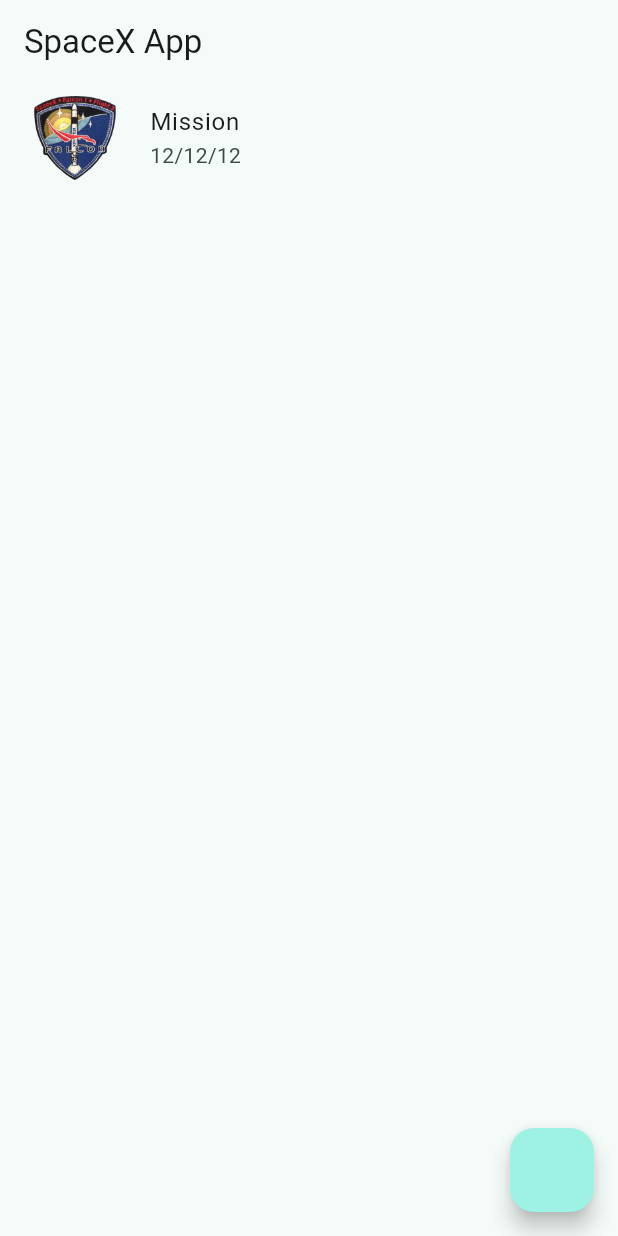
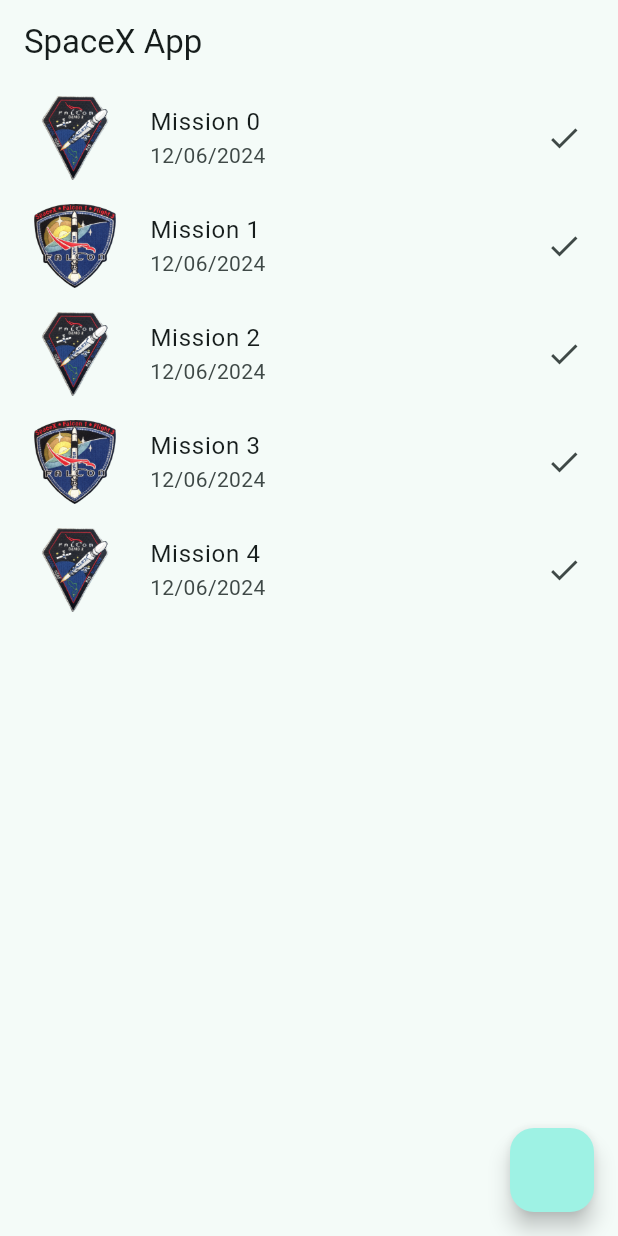
Before and after one commit to oussemaAr/demo_app_summer, a Flutter app: the screen it shows after launch, on a phone screen of 412 x 824 dp. Run offline on Flutter 3.47's test engine with Material 3 defaults, Android fonts, the phone set to English and light mode, and no system bars.

Commit message:
start cleaning the code

```diff
--- a/lib/main.dart
+++ b/lib/main.dart
@@ -1,3 +1,4 @@
+import 'package:demo_app/mission/mission.page.dart';
 import 'package:flutter/material.dart';
 
 void main() {
@@ -20,31 +21,3 @@ class MainApp extends StatelessWidget {
     );
   }
 }
-
-class MissionPage extends StatelessWidget {
-  const MissionPage({super.key});
-
-  @override
-  Widget build(BuildContext context) {
-    return Scaffold(
-        appBar: AppBar(
-          title: Text("SpaceX App"),
-        ),
-        floatingActionButton: FloatingActionButton(
-          onPressed: () {},
-        ),
-        body: Column(
-          children: [
-            ListTile(
-              leading: Image.asset(
-                "images/image_two.png",
-                width: 68,
-                height: 68,
-              ),
-              title: Text("Mission"),
-              subtitle: Text("12/12/12"),
-            )
-          ],
-        ));
-  }
-}
--- /dev/null
+++ b/lib/mission/mission.page.dart
@@ -0,0 +1,34 @@
+import 'package:demo_app/mission/model/mission.model.dart';
+import 'package:demo_app/mission/widgets/mission.widget.dart';
+import 'package:flutter/material.dart';
+
+class MissionPage extends StatelessWidget {
+  const MissionPage({super.key});
+
+  @override
+  Widget build(BuildContext context) {
+    return Scaffold(
+      appBar: AppBar(
+        title: Text("SpaceX App"),
+      ),
+      floatingActionButton: FloatingActionButton(
+        onPressed: () {},
+      ),
+      body: ListView.builder(
+        itemCount: 5,
+        itemBuilder: (context, index) {
+          return missionWidget(
+            currentMission: MissionModel(
+              missionDate: "12/06/2024",
+              missionImageUrl: index % 2 == 0
+                  ? "images/image_one.png"
+                  : "images/image_two.png",
+              missionName: "Mission $index",
+              isSuccess: true,
+            ),
+          );
+        },
+      ),
+    );
+  }
+}
--- /dev/null
+++ b/lib/mission/model/mission.model.dart
@@ -0,0 +1,13 @@
+class MissionModel {
+  final String missionName;
+  final String missionDate;
+  final String missionImageUrl;
+  final bool isSuccess;
+
+  MissionModel({
+    required this.missionDate,
+    required this.missionImageUrl,
+    required this.missionName,
+    required this.isSuccess,
+  });
+}
--- /dev/null
+++ b/lib/mission/widgets/mission.widget.dart
@@ -0,0 +1,17 @@
+import 'package:demo_app/mission/model/mission.model.dart';
+import 'package:flutter/material.dart';
+
+missionWidget({
+  required MissionModel currentMission,
+}) {
+  return ListTile(
+    leading: Image.asset(
+      currentMission.missionImageUrl,
+      width: 68,
+      height: 68,
+    ),
+    title: Text(currentMission.missionName),
+    subtitle: Text(currentMission.missionDate),
+    trailing: currentMission.isSuccess ? Icon(Icons.done) : Icon(Icons.error),
+  );
+}
```
